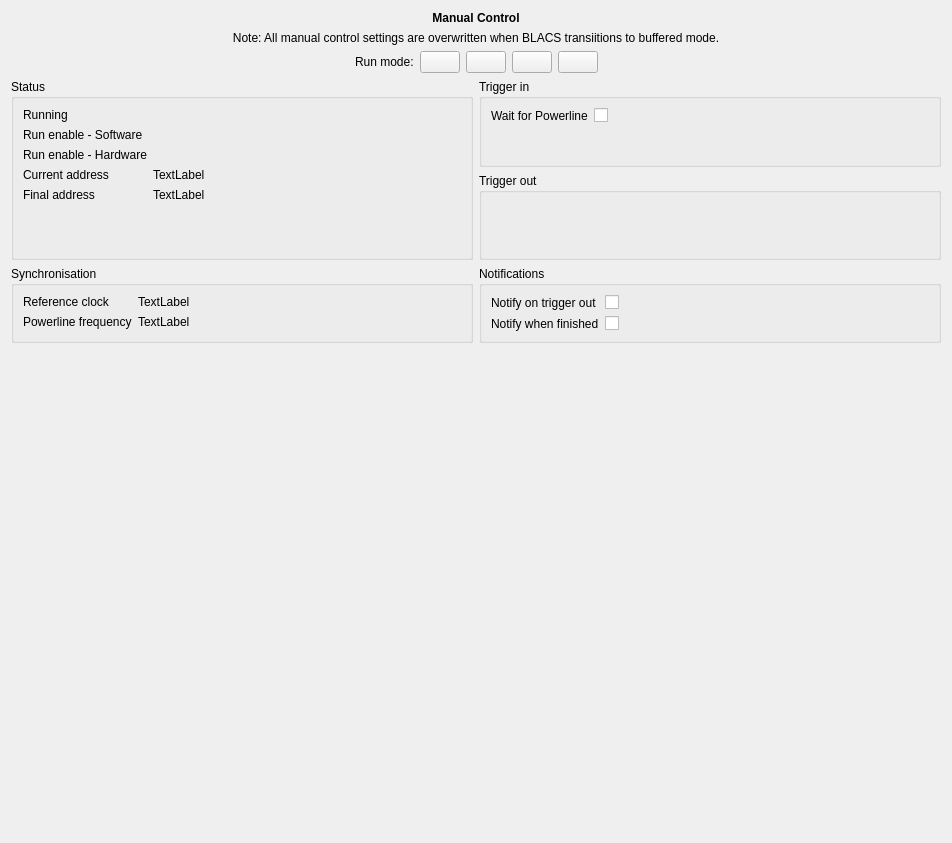
First picture: the form in user_devices/NarwhalDevicesPulseGenerator/narwhaldevicespulsegenerator.ui, repository Narwhal-Devices/userlib, before the edit.
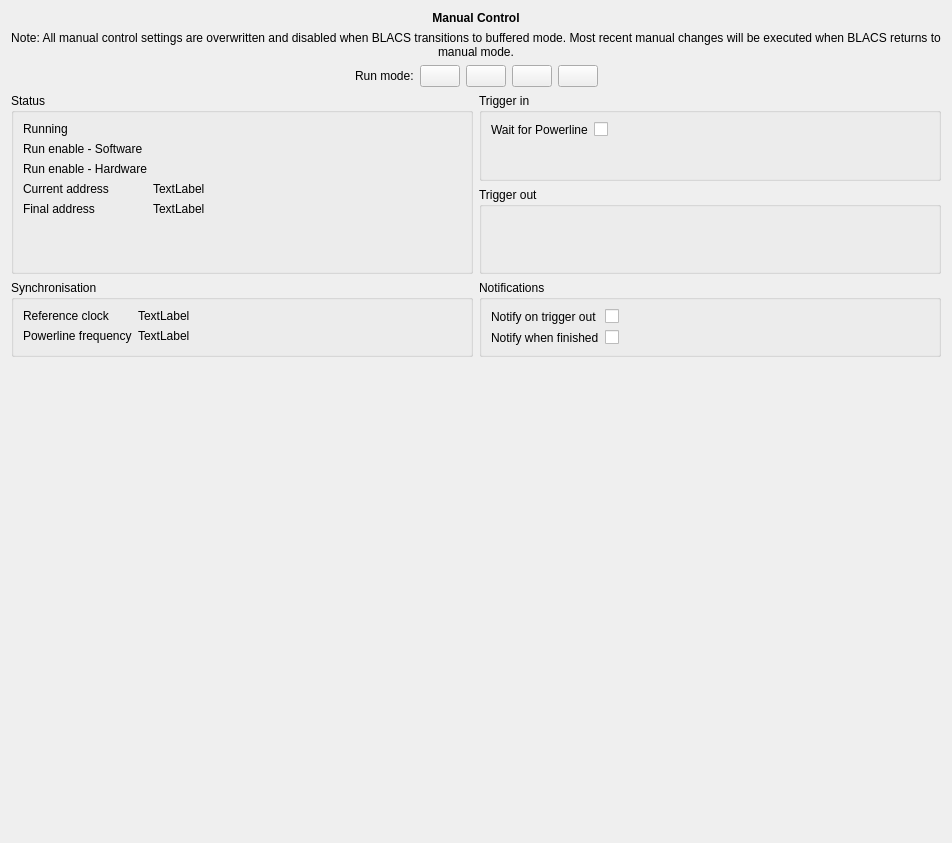
Second picture: the form after the edit.

The edit to the form file:
```diff
--- a/user_devices/NarwhalDevicesPulseGenerator/narwhaldevicespulsegenerator.ui
+++ b/user_devices/NarwhalDevicesPulseGenerator/narwhaldevicespulsegenerator.ui
@@ -38,11 +38,14 @@
      <item>
       <widget class="QLabel" name="label_7">
        <property name="text">
-        <string>Note: All manual control settings are overwritten when BLACS transiitions to buffered mode.</string>
+        <string>Note: All manual control settings are overwritten and disabled when BLACS transitions to buffered mode. Most recent manual changes will be executed when BLACS returns to manual mode.</string>
        </property>
        <property name="alignment">
         <set>Qt::AlignCenter</set>
        </property>
+       <property name="wordWrap">
+        <bool>true</bool>
+       </property>
       </widget>
      </item>
      <item>
```
